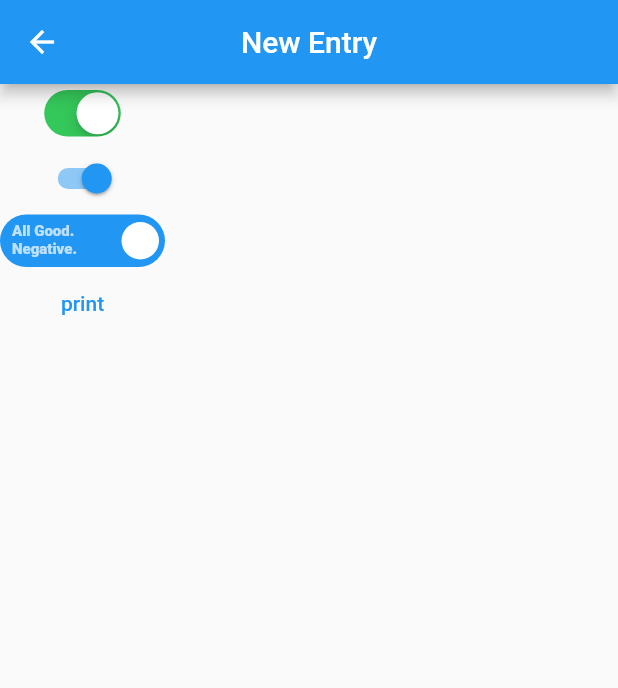
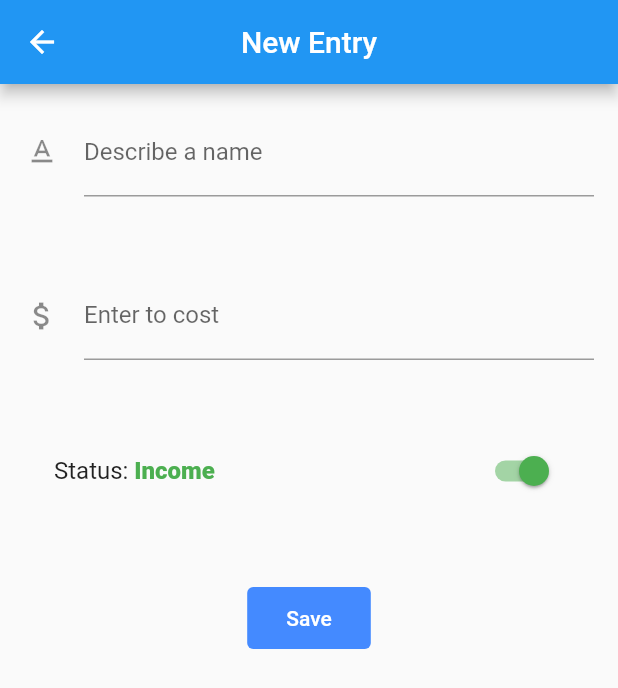
Before and after one commit to akturanilyas/money-manager, a Flutter app: the screen it shows after launch, after a tap on the "add" icon, on a phone screen of 412 x 824 dp. Shown: the top 688 px of the screen. Run offline on Flutter 3.47's test engine with Material 2 defaults, Android fonts, the phone set to English and light mode, and no system bars; drawn by our look-alikes of flutter_switch; our stand-ins replace bloc, cloud_firestore, equatable, firebase_core, flutter_bloc; accounts and stored records are empty.

```diff
--- a/lib/bloc/screen/bloc/bottom_navigation_bloc.dart
+++ b/lib/bloc/bottom_navigation/bottom_navigation_bloc.dart
@@ -28,8 +28,6 @@ class BottomNavigationBloc
         // ! and add a fetch functin to bottom of this class.
         yield SpendPageLoaded(text: "SpendPage");
       } else if (this.currentIndex == 1) {
-        yield IncomePageLoaded(text: "IncomePage");
-      } else if (this.currentIndex == 2) {
         yield AnalysisPageLoaded(text: 'AnalysisPage');
       }
     }
--- a/lib/bloc/screen/bloc/bottom_navigation_event.dart
+++ b/lib/bloc/bottom_navigation/bottom_navigation_event.dart
@@ -1,4 +1,4 @@
-part of 'bottom_navigation_bloc.dart';
+part of './bottom_navigation_bloc.dart';
 
 abstract class BottomNavigationEvent extends Equatable {
   const BottomNavigationEvent();
--- a/lib/bloc/screen/bloc/bottom_navigation_state.dart
+++ b/lib/bloc/bottom_navigation/bottom_navigation_state.dart
@@ -32,15 +32,6 @@ class SpendPageLoaded extends BottomNavigationState {
   String toString() => 'SpendingPageLoaded with text: $text';
 }
 
-class IncomePageLoaded extends BottomNavigationState {
-  IncomePageLoaded({required this.text});
-
-  final String text;
-
-  @override
-  String toString() => 'IncomePageLoaded with text: $text';
-}
-
 class AnalysisPageLoaded extends BottomNavigationState {
   AnalysisPageLoaded({required this.text});
 
--- /dev/null
+++ b/lib/bloc/firestore/firestore_bloc.dart
@@ -0,0 +1,18 @@
+import 'dart:async';
+
+import 'package:bloc/bloc.dart';
+import 'package:equatable/equatable.dart';
+
+part 'firestore_event.dart';
+part 'firestore_state.dart';
+
+class FirestoreBloc extends Bloc<FirestoreEvent, FirestoreState> {
+  FirestoreBloc() : super(FirestoreInitial());
+
+  @override
+  Stream<FirestoreState> mapEventToState(
+    FirestoreEvent event,
+  ) async* {
+    // TODO: implement mapEventToState
+  }
+}
--- /dev/null
+++ b/lib/bloc/firestore/firestore_event.dart
@@ -0,0 +1,8 @@
+part of 'firestore_bloc.dart';
+
+abstract class FirestoreEvent extends Equatable {
+  const FirestoreEvent();
+
+  @override
+  List<Object> get props => [];
+}
--- /dev/null
+++ b/lib/bloc/firestore/firestore_state.dart
@@ -0,0 +1,10 @@
+part of 'firestore_bloc.dart';
+
+abstract class FirestoreState extends Equatable {
+  const FirestoreState();
+
+  @override
+  List<Object> get props => [];
+}
+
+class FirestoreInitial extends FirestoreState {}
--- a/lib/router/routing.dart
+++ b/lib/router/routing.dart
@@ -1,4 +1,4 @@
-import 'package:bloctest/bloc/screen/bloc/bottom_navigation_bloc.dart';
+import 'package:bloctest/bloc/bottom_navigation/bottom_navigation_bloc.dart';
 import 'package:bloctest/bloc/test_bloc.dart';
 import 'package:bloctest/ui/new_entry_screen.dart';
 import 'package:bloctest/ui/root.dart';
--- a/lib/widget/income_screen.dart
+++ b/lib/ui/analysis_screen.dart
@@ -1,14 +1,13 @@
 import 'package:flutter/material.dart';
-import 'package:flutter_bloc/flutter_bloc.dart';
 
-class IncomeScreen extends StatefulWidget {
-  const IncomeScreen({Key? key}) : super(key: key);
+class AnalysisScreen extends StatefulWidget {
+  const AnalysisScreen({Key? key}) : super(key: key);
 
   @override
-  _IncomeScreenState createState() => _IncomeScreenState();
+  _AnalysisScreenState createState() => _AnalysisScreenState();
 }
 
-class _IncomeScreenState extends State<IncomeScreen> {
+class _AnalysisScreenState extends State<AnalysisScreen> {
   @override
   Widget build(BuildContext context) {
     return ListView.builder(
--- a/lib/widget/analysis_screen.dart
+++ b/lib/ui/income_screen.dart
@@ -1,14 +1,13 @@
 import 'package:flutter/material.dart';
-import 'package:flutter_bloc/flutter_bloc.dart';
 
-class AnalysisScreen extends StatefulWidget {
-  const AnalysisScreen({Key? key}) : super(key: key);
+class IncomeScreen extends StatefulWidget {
+  const IncomeScreen({Key? key}) : super(key: key);
 
   @override
-  _AnalysisScreenState createState() => _AnalysisScreenState();
+  _IncomeScreenState createState() => _IncomeScreenState();
 }
 
-class _AnalysisScreenState extends State<AnalysisScreen> {
+class _IncomeScreenState extends State<IncomeScreen> {
   @override
   Widget build(BuildContext context) {
     return ListView.builder(
--- a/lib/ui/new_entry_screen.dart
+++ b/lib/ui/new_entry_screen.dart
@@ -1,7 +1,7 @@
+import 'package:bloctest/widget/labeled_switch.dart';
 import 'package:cloud_firestore/cloud_firestore.dart';
 import 'package:flutter/cupertino.dart';
 import 'package:flutter/material.dart';
-import 'package:flutter_switch/flutter_switch.dart';
 
 class NewEntryPage extends StatefulWidget {
   static const path = "/new";
@@ -12,6 +12,9 @@ class NewEntryPage extends StatefulWidget {
 }
 
 class _NewEntryPageState extends State<NewEntryPage> {
+  final TextEditingController nameController = TextEditingController();
+  bool _isSelected = true;
+
   getDataFromFirestore() async {
     final firestoreInstance = FirebaseFirestore.instance;
     final result = await firestoreInstance
@@ -43,42 +46,67 @@ class _NewEntryPageState extends State<NewEntryPage> {
 
   @override
   Widget build(BuildContext context) {
+    final phoneSize = MediaQuery.of(context).size;
     return Scaffold(
       appBar: AppBar(
         title: Text('New Entry'),
         centerTitle: true,
       ),
-      body: Column(
+      body: Padding(
+        padding: const EdgeInsets.all(16.0),
+        child: Wrap(
+          runSpacing: 50,
+          alignment: WrapAlignment.center,
+          // mainAxisAlignment: MainAxisAlignment.spaceEvenly,
           children: [
-          CupertinoSwitch(
-            value: true,
-            onChanged: (index) {},
+            TextFormField(
+              controller: nameController,
+              decoration: InputDecoration(
+                icon: Icon(Icons.text_format),
+                labelText: 'Describe a name',
+                // labelStyle: theme.textTheme.headline1),
               ),
-          Switch(
-            value: true,
-            onChanged: (i) {},
             ),
-          FlutterSwitch(
-            activeText: "All Good. Negative.",
-            inactiveText: "Under Quarantine.",
-            value: true,
-            valueFontSize: 10.0,
-            width: 110,
-            borderRadius: 30.0,
-            showOnOff: true,
-            onToggle: (val) {
-              // setState(() {
-              //   status6 = val;
-              // });
+            TextFormField(
+              keyboardType: TextInputType.number,
+              controller: nameController,
+              decoration: InputDecoration(
+                icon: Icon(Icons.attach_money),
+                labelText: 'Enter to cost',
+                // labelStyle: theme.textTheme.headline1),
+              ),
+            ),
+            LabeledSwitch(
+              label: 'Status',
+              padding: const EdgeInsets.symmetric(horizontal: 20.0),
+              value: _isSelected,
+              onChanged: (bool newValue) {
+                setState(() {
+                  _isSelected = newValue;
+                });
               },
             ),
             TextButton(
+              style: ButtonStyle(
+                backgroundColor: MaterialStateProperty.all(Colors.blueAccent),
+                minimumSize: MaterialStateProperty.all(
+                  Size(
+                    phoneSize.height * .1,
+                    phoneSize.width * .1,
+                  ),
+                ),
+              ),
+              child: Text(
+                'Save',
+                style: TextStyle(color: Colors.white),
+              ),
               onPressed: () {
                 // getDataFromFirestore();
                 setDataToFirestore();
               },
-              child: Text("print"))
+            )
           ],
+        ),
       ),
     );
   }
--- a/lib/ui/root.dart
+++ b/lib/ui/root.dart
@@ -1,7 +1,6 @@
-import 'package:bloctest/bloc/screen/bloc/bottom_navigation_bloc.dart';
-import 'package:bloctest/widget/analysis_screen.dart';
-import 'package:bloctest/widget/income_screen.dart';
-import 'package:bloctest/widget/spend_screen.dart';
+import 'package:bloctest/bloc/bottom_navigation/bottom_navigation_bloc.dart';
+import 'package:bloctest/ui/analysis_screen.dart';
+import 'package:bloctest/ui/spend_screen.dart';
 import 'package:flutter/material.dart';
 import 'package:flutter_bloc/flutter_bloc.dart';
 
@@ -21,6 +20,7 @@ class _RootState extends State<Root> {
   Widget build(BuildContext context) {
     final Color primaryColor = Colors.blueAccent;
     final Color secondaryColor = Colors.white;
+    final Color selectedItemColor = Colors.lightGreenAccent;
     // final TestBloctestBloc = BlocProvider.of<TestBloc>(context);
     return BlocBuilder<BottomNavigationBloc, BottomNavigationState>(
       builder: (context, state) {
@@ -39,7 +39,6 @@ class _RootState extends State<Root> {
             title: Builder(
               builder: (_) {
                 if (state is SpendPageLoaded) return Text('Spending Page');
-                if (state is IncomePageLoaded) return Text('Incoming Page');
                 if (state is AnalysisPageLoaded) return Text('Analysis Page');
                 return Text('Loading');
               },
@@ -51,29 +50,25 @@ class _RootState extends State<Root> {
                 return Center(child: CircularProgressIndicator());
               }
               if (state is SpendPageLoaded) return SpendScreen();
-              if (state is IncomePageLoaded) return IncomeScreen();
               if (state is AnalysisPageLoaded) return AnalysisScreen();
               return Container();
             },
           ),
           bottomNavigationBar: BottomNavigationBar(
             backgroundColor: primaryColor,
-            selectedItemColor: secondaryColor,
+
+            selectedItemColor: selectedItemColor,
             unselectedItemColor: secondaryColor,
-            showUnselectedLabels: false,
+            // showUnselectedLabels: false,
             currentIndex: context
                 .select((BottomNavigationBloc bloc) => bloc.currentIndex),
             items: [
               BottomNavigationBarItem(
-                icon: Icon(Icons.money_off),
+                icon: Icon(Icons.attach_money_outlined),
                 label: "Spending",
               ),
               BottomNavigationBarItem(
-                icon: Icon(Icons.attach_money),
-                label: "Income",
-              ),
-              BottomNavigationBarItem(
-                icon: Icon(Icons.view_column),
+                icon: Icon(Icons.auto_graph),
                 label: "Analysis",
               ),
             ],
--- /dev/null
+++ b/lib/widget/labeled_switch.dart
@@ -0,0 +1,70 @@
+import 'package:flutter/material.dart';
+
+class LabeledSwitch extends StatelessWidget {
+  const LabeledSwitch({
+    Key? key,
+    required this.label,
+    required this.padding,
+    required this.value,
+    required this.onChanged,
+  }) : super(key: key);
+
+  final String label;
+  final EdgeInsets padding;
+  final bool value;
+  final Function onChanged;
+
+  final Color activeColor = Colors.green;
+  final Color inactiveColor = Colors.red;
+
+  @override
+  Widget build(BuildContext context) {
+    return InkWell(
+      onTap: () {
+        onChanged(!value);
+      },
+      child: Padding(
+        padding: padding,
+        child: Row(
+          children: <Widget>[
+            statusText(),
+            Switch(
+              activeColor: activeColor,
+              inactiveTrackColor: inactiveColor,
+              value: value,
+              onChanged: (bool newValue) {
+                onChanged(newValue);
+              },
+            ),
+          ],
+        ),
+      ),
+    );
+  }
+
+  Expanded statusText() {
+    return Expanded(
+      child: Row(
+        children: [
+          Text(
+            'Status: ',
+            style: TextStyle(fontSize: 16),
+          ),
+          value
+              ? Text('Income',
+                  style: TextStyle(
+                      color: Colors.green,
+                      fontWeight: FontWeight.w900,
+                      fontSize: 16))
+              : Text(
+                  'Spend',
+                  style: TextStyle(
+                      color: Colors.red,
+                      fontWeight: FontWeight.w900,
+                      fontSize: 16),
+                ),
+        ],
+      ),
+    );
+  }
+}
```
Also changed, not shown: lib/ui/spend_screen.dart (renamed from lib/widget/spend_screen.dart). Lines whose indentation alone changed are shown as unchanged.
